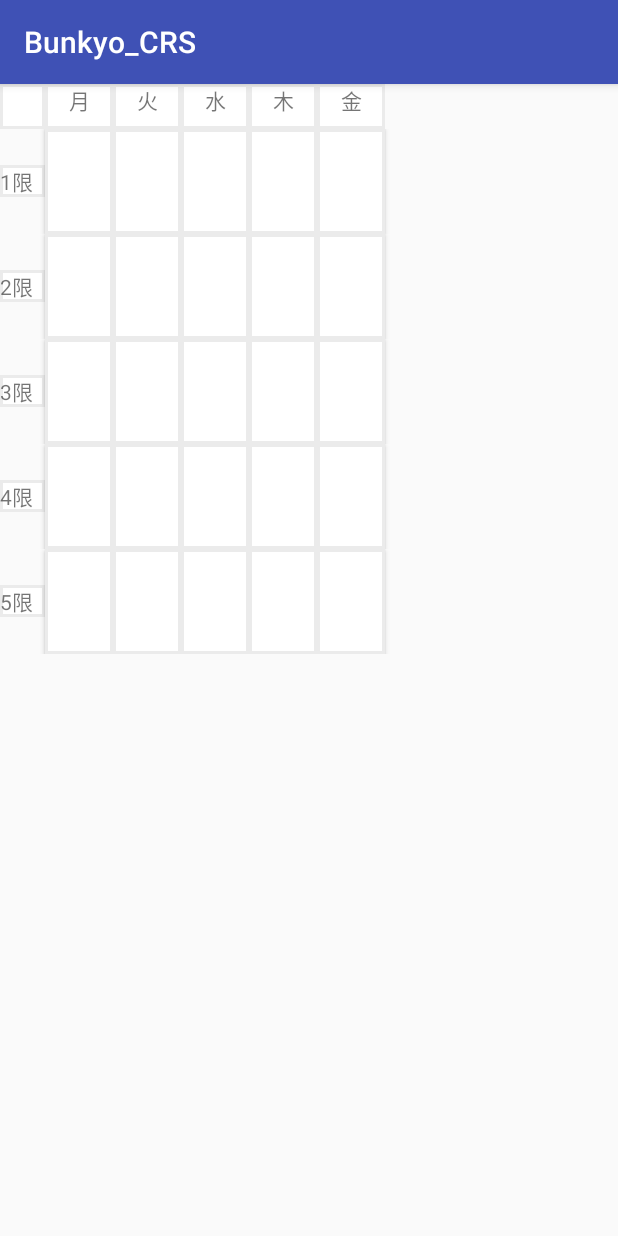
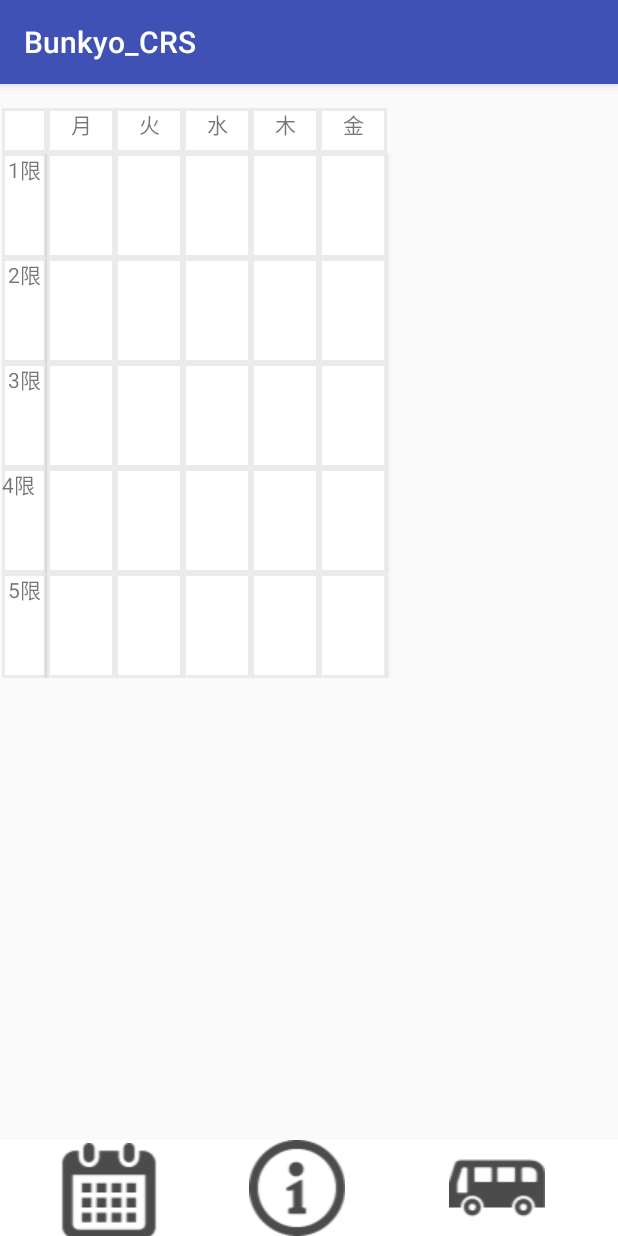
Before and after one commit to yukiafronia/Bunkyo_CRS, an Android app: the screen it shows after launch (MainActivity), on a phone screen of 412 x 824 dp. Run offline under Robolectric (Android 15) with nearby library versions, the phone set to English and light mode, and no system bars.

Commit message:
image Button 配置し

```diff
--- a/app/src/main/res/layout/activity_main.xml
+++ b/app/src/main/res/layout/activity_main.xml
@@ -11,7 +11,12 @@
 
     <TableLayout
             android:layout_width="368dp"
-            android:layout_height="495dp">
+            android:layout_height="495dp"
+            app:layout_constraintLeft_toLeftOf="parent"
+            app:layout_constraintRight_toRightOf="parent"
+            app:layout_constraintHorizontal_bias="0.023"
+            app:layout_constraintTop_toTopOf="parent"
+            android:layout_marginTop="16dp">
 
         <TableRow
                 android:layout_width="match_parent"
@@ -68,14 +73,17 @@
 
         <TableRow
                 android:layout_width="match_parent"
-                android:layout_height="match_parent">
+                android:layout_height="70dp"
+                android:orientation="vertical"
+                android:baselineAligned="false">
 
             <TextView
                     android:background="@drawable/partsdesign"
                     android:text="1限"
-                    android:layout_width="wrap_content"
-                    android:layout_height="wrap_content"
-                    android:id="@+id/textView8"/>
+                    android:layout_height="70dp"
+                    android:id="@+id/textView8"
+                    android:layout_width="30dp"
+                    android:textAlignment="center"/>
 
             <Button
                     android:background="@drawable/partsdesign"
@@ -111,14 +119,16 @@
 
         <TableRow
                 android:layout_width="match_parent"
-                android:layout_height="match_parent">
+                android:layout_height="70dp"
+                android:baselineAligned="false">
 
             <TextView
                     android:background="@drawable/partsdesign"
                     android:text="2限"
-                    android:layout_width="wrap_content"
-                    android:layout_height="wrap_content"
-                    android:id="@+id/textView9"/>
+                    android:layout_width="30dp"
+                    android:layout_height="70dp"
+                    android:id="@+id/textView9"
+                    android:textAlignment="center"/>
 
             <Button
                     android:background="@drawable/partsdesign"
@@ -154,14 +164,16 @@
 
         <TableRow
                 android:layout_width="match_parent"
-                android:layout_height="match_parent">
+                android:layout_height="70dp"
+                android:baselineAligned="false">
 
             <TextView
                     android:background="@drawable/partsdesign"
                     android:text="3限"
-                    android:layout_width="wrap_content"
-                    android:layout_height="wrap_content"
-                    android:id="@+id/textView10"/>
+                    android:layout_width="30dp"
+                    android:layout_height="70dp"
+                    android:id="@+id/textView10"
+                    android:textAlignment="center"/>
 
             <Button
                     android:background="@drawable/partsdesign"
@@ -197,13 +209,14 @@
 
         <TableRow
                 android:layout_width="match_parent"
-                android:layout_height="match_parent">
+                android:layout_height="70dp"
+                android:baselineAligned="false">
 
             <TextView
                     android:background="@drawable/partsdesign"
                     android:text="4限"
-                    android:layout_width="wrap_content"
-                    android:layout_height="wrap_content"
+                    android:layout_width="30dp"
+                    android:layout_height="70dp"
                     android:id="@+id/textView11"/>
 
             <Button
@@ -240,14 +253,16 @@
 
         <TableRow
                 android:layout_width="match_parent"
-                android:layout_height="match_parent">
+                android:layout_height="70dp"
+                android:baselineAligned="false">
 
             <TextView
                     android:background="@drawable/partsdesign"
                     android:text="5限"
-                    android:layout_width="wrap_content"
-                    android:layout_height="wrap_content"
-                    android:id="@+id/textView12"/>
+                    android:layout_width="30dp"
+                    android:layout_height="70dp"
+                    android:id="@+id/textView12"
+                    android:textAlignment="center"/>
 
             <Button
                     android:background="@drawable/partsdesign"
@@ -280,4 +295,42 @@
                     android:id="@+id/button67"/>
         </TableRow>
     </TableLayout>
+
+    <LinearLayout
+            android:orientation="horizontal"
+            android:layout_width="412dp"
+            android:layout_height="67dp"
+            app:layout_constraintBottom_toBottomOf="parent"
+            android:layout_marginBottom="-3dp"
+            app:layout_constraintLeft_toLeftOf="parent"
+            app:layout_constraintRight_toRightOf="parent"
+            tools:layout_editor_absoluteY="535dp"
+            tools:layout_editor_absoluteX="3dp"
+            android:baselineAligned="false">
+
+        <ImageButton
+                android:background="#FFFFFF"
+                android:layout_width="wrap_content"
+                android:layout_height="match_parent"
+                app:srcCompat="@drawable/calender"
+                android:id="@+id/imageButton13"
+                android:layout_weight="0.84"/>
+
+        <ImageButton
+                android:background="#FFFFFF"
+                android:layout_width="wrap_content"
+                android:layout_height="wrap_content"
+                app:srcCompat="@drawable/information"
+                android:id="@+id/imageButton12"
+                android:layout_weight="0.43"/>
+
+        <ImageButton
+                android:background="#FFFFFF"
+                android:layout_width="wrap_content"
+                android:layout_height="wrap_content"
+                app:srcCompat="@drawable/bus"
+                android:id="@+id/imageButton11"
+                android:layout_weight="1"/>
+    </LinearLayout>
+
 </android.support.constraint.ConstraintLayout>
```
Also changed, not shown: app/src/main/res/drawable/bus.png (added), app/src/main/res/drawable/calender.png (added), app/src/main/res/drawable/carender.png (added), app/src/main/res/drawable/information.png (added).
